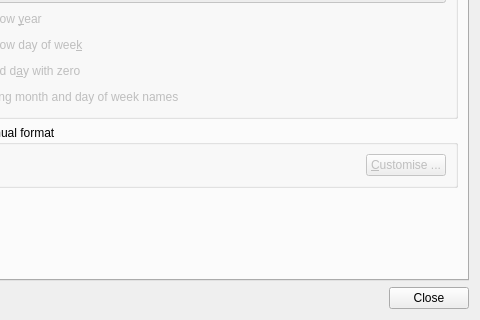
Old version of the form plugin-worldclock/lxqtworldclockconfiguration.ui in the repository lxqt/lxqt-panel; both pictures show x 120 to 600 and y 366 to 686 of the 600 by 686 pixel window.
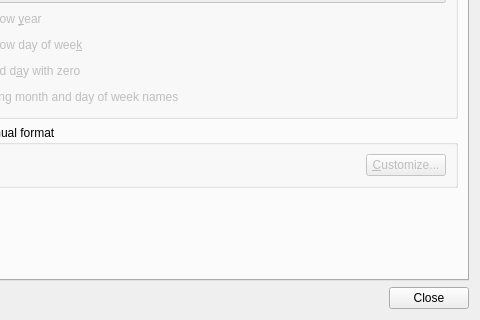
New version of the form.

```diff
--- a/plugin-worldclock/lxqtworldclockconfiguration.ui
+++ b/plugin-worldclock/lxqtworldclockconfiguration.ui
@@ -374,7 +374,7 @@
             <item>
              <widget class="QPushButton" name="customisePB">
               <property name="text">
-               <string>&amp;Customise ...</string>
+               <string>&amp;Customize...</string>
               </property>
              </widget>
             </item>
```
